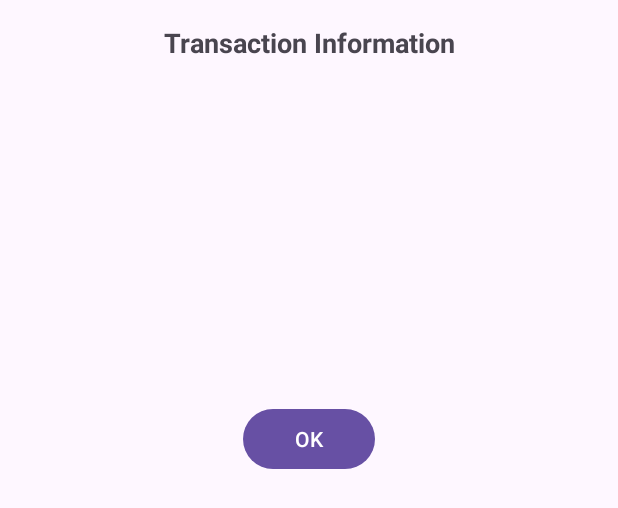
After one commit to christmaaas/family-budget-manager, an Android app: the layout fragment_transaction_details.xml on its own in the app's theme, with its tools: preview values and no code run, on a phone screen of 412 x 824 dp. The commit adds this screen. Shown: the top 508 px of the screen. Run offline under Robolectric (Android 15) with nearby library versions, the phone set to English and light mode, and no system bars.

```diff
--- /dev/null
+++ b/app/src/main/res/layout/fragment_transaction_details.xml
@@ -0,0 +1,91 @@
+<?xml version="1.0" encoding="utf-8"?>
+<androidx.constraintlayout.widget.ConstraintLayout
+    xmlns:android="http://schemas.android.com/apk/res/android"
+    xmlns:app="http://schemas.android.com/apk/res-auto"
+    android:layout_width="match_parent"
+    android:layout_height="match_parent"
+    android:padding="16dp">
+
+    <TextView
+        android:id="@+id/transactionInfoText"
+        android:layout_width="0dp"
+        android:layout_height="wrap_content"
+        android:text="Transaction Information"
+        android:textSize="18sp"
+        android:textStyle="bold"
+        android:gravity="center"
+        app:layout_constraintStart_toStartOf="parent"
+        app:layout_constraintEnd_toEndOf="parent"
+        app:layout_constraintTop_toTopOf="parent"
+        android:layout_marginBottom="16dp" />
+
+    <TextView
+        android:id="@+id/titleEditText"
+        android:layout_width="0dp"
+        android:layout_height="wrap_content"
+        android:text=""
+        android:layout_marginTop="16dp"
+        app:layout_constraintStart_toStartOf="parent"
+        app:layout_constraintEnd_toEndOf="parent"
+        app:layout_constraintTop_toBottomOf="@id/transactionInfoText" />
+
+    <TextView
+        android:id="@+id/categoryEditText"
+        android:layout_width="0dp"
+        android:layout_height="wrap_content"
+        android:text=""
+        app:layout_constraintStart_toStartOf="parent"
+        app:layout_constraintEnd_toEndOf="parent"
+        app:layout_constraintTop_toBottomOf="@id/titleEditText"
+        android:layout_marginTop="16dp" />
+
+    <TextView
+        android:id="@+id/amountEditText"
+        android:layout_width="0dp"
+        android:layout_height="wrap_content"
+        android:text=""
+        app:layout_constraintStart_toStartOf="parent"
+        app:layout_constraintEnd_toEndOf="parent"
+        app:layout_constraintTop_toBottomOf="@id/categoryEditText"
+        android:layout_marginTop="16dp" />
+
+    <TextView
+        android:id="@+id/descriptionEditText"
+        android:layout_width="0dp"
+        android:layout_height="wrap_content"
+        android:text=""
+        app:layout_constraintStart_toStartOf="parent"
+        app:layout_constraintEnd_toEndOf="parent"
+        app:layout_constraintTop_toBottomOf="@id/amountEditText"
+        android:layout_marginTop="16dp" />
+
+    <TextView
+        android:id="@+id/transactionDateText"
+        android:layout_width="0dp"
+        android:layout_height="wrap_content"
+        android:text=""
+        app:layout_constraintStart_toStartOf="parent"
+        app:layout_constraintEnd_toEndOf="parent"
+        app:layout_constraintTop_toBottomOf="@id/descriptionEditText"
+        android:layout_marginTop="16dp" />
+
+    <TextView
+        android:id="@+id/transactionUserText"
+        android:layout_width="0dp"
+        android:layout_height="wrap_content"
+        android:text=""
+        app:layout_constraintStart_toStartOf="parent"
+        app:layout_constraintEnd_toEndOf="parent"
+        app:layout_constraintTop_toBottomOf="@id/transactionDateText"
+        android:layout_marginTop="16dp" />
+
+    <Button
+        android:id="@+id/cancelTransactionButton"
+        android:layout_width="wrap_content"
+        android:layout_height="wrap_content"
+        android:text="@string/ok"
+        android:layout_marginTop="16dp"
+        app:layout_constraintStart_toStartOf="parent"
+        app:layout_constraintEnd_toEndOf="parent"
+        app:layout_constraintTop_toBottomOf="@id/transactionUserText" />
+</androidx.constraintlayout.widget.ConstraintLayout>
--- a/app/src/main/res/values/strings.xml
+++ b/app/src/main/res/values/strings.xml
@@ -35,6 +35,7 @@
     <string name="name_">Name :</string>
     <string name="are_you_sure_want_to_delete_the_transaction">Are you sure, want to delete the Transaction?</string>
     <string name="cancel">Cancel</string>
+    <string name="ok">OK</string>
     <string name="delete">Delete</string>
     <string name="logo">Logo</string>
     <string name="all">All</string>
```
Also changed, not shown: app/src/main/java/com/example/familybudgetmanager/fragments/AddTransactionFragment.kt (+6 -14 lines), app/src/main/java/com/example/familybudgetmanager/fragments/History.kt (+12 -21 lines), app/src/main/java/com/example/familybudgetmanager/fragments/Home.kt (+14 -33 lines), app/src/main/res/layout/fragment_profile.xml (+14 -1 lines), app/src/main/res/layout/fragment_statistic.xml (+14 -1 lines).
